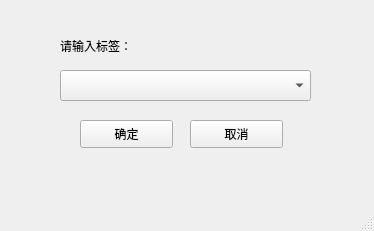
First picture: the form in GUI/UI/UI_Message.ui, repository Github904868699/Auto_Yolo_Labeler, before the edit.
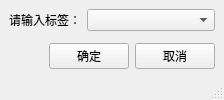
Second picture: the form after the edit.

Commit message: Refactor message dialog layout

Diff of the .ui file:
```diff
--- a/GUI/UI/UI_Message.ui
+++ b/GUI/UI/UI_Message.ui
@@ -2,78 +2,59 @@
 <ui version="4.0">
  <class>MainWindow</class>
  <widget class="QMainWindow" name="MainWindow">
-  <property name="geometry">
-   <rect>
-    <x>0</x>
-    <y>0</y>
-    <width>374</width>
-    <height>231</height>
-   </rect>
-  </property>
   <property name="windowTitle">
    <string>LabelQuick</string>
   </property>
   <widget class="QWidget" name="centralwidget">
-   <widget class="QComboBox" name="comboBox">
-    <property name="geometry">
-     <rect>
-      <x>60</x>
-      <y>70</y>
-      <width>251</width>
-      <height>31</height>
-     </rect>
-    </property>
-   </widget>
+   <layout class="QVBoxLayout" name="verticalLayout">
+    <item>
+     <layout class="QFormLayout" name="formLayout">
+      <item row="0" column="0">
+       <widget class="QLabel" name="label">
+        <property name="text">
+         <string>请输入标签：</string>
+        </property>
+       </widget>
+      </item>
+      <item row="0" column="1">
+       <widget class="QComboBox" name="comboBox"/>
+      </item>
+     </layout>
+    </item>
+    <item>
+     <layout class="QHBoxLayout" name="buttonLayout">
+      <item>
+       <spacer name="horizontalSpacer">
+        <property name="orientation">
+         <enum>Qt::Horizontal</enum>
+        </property>
+        <property name="sizeHint" stdset="0">
+         <size>
+          <width>40</width>
+          <height>20</height>
+         </size>
+        </property>
+       </spacer>
+      </item>
+      <item>
    <widget class="QPushButton" name="pushButton">
-    <property name="geometry">
-     <rect>
-      <x>80</x>
-      <y>120</y>
-      <width>93</width>
-      <height>28</height>
-     </rect>
-    </property>
     <property name="text">
      <string>确定</string>
     </property>
    </widget>
+      </item>
+      <item>
    <widget class="QPushButton" name="pushButton_2">
-    <property name="geometry">
-     <rect>
-      <x>190</x>
-      <y>120</y>
-      <width>93</width>
-      <height>28</height>
-     </rect>
-    </property>
     <property name="text">
      <string>取消</string>
     </property>
    </widget>
-   <widget class="QLabel" name="label">
-    <property name="geometry">
-     <rect>
-      <x>60</x>
-      <y>30</y>
-      <width>91</width>
-      <height>31</height>
-     </rect>
-    </property>
-    <property name="text">
-     <string>请输入标签：</string>
-    </property>
-   </widget>
-  </widget>
-  <widget class="QMenuBar" name="menubar">
-   <property name="geometry">
-    <rect>
-     <x>0</x>
-     <y>0</y>
-     <width>374</width>
-     <height>26</height>
-    </rect>
-   </property>
-  </widget>
+      </item>
+     </layout>
+    </item>
+   </layout>
+  </widget>
+  <widget class="QMenuBar" name="menubar"/>
   <widget class="QStatusBar" name="statusbar"/>
  </widget>
  <resources/>
```
Lines whose indentation alone changed are shown as unchanged. The commit also changes 1 other file.
